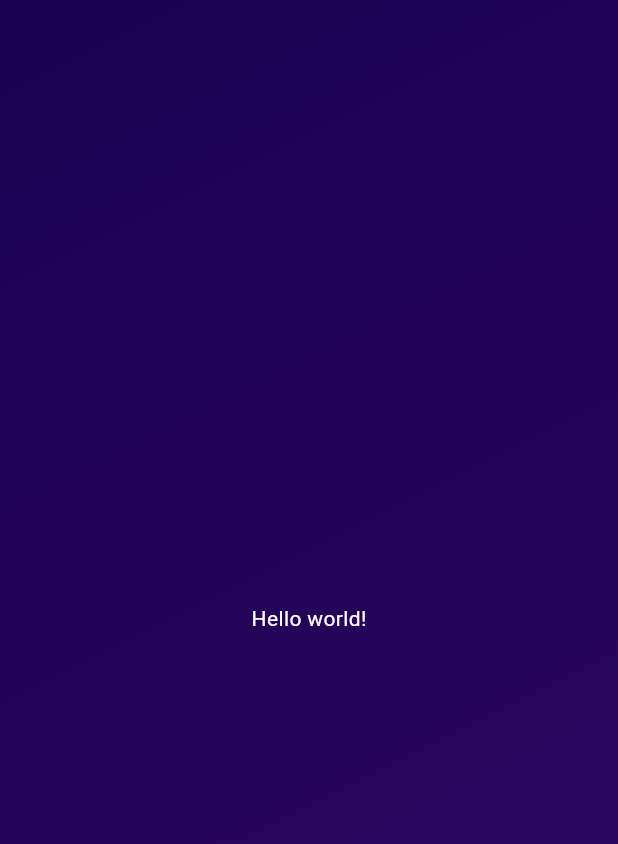
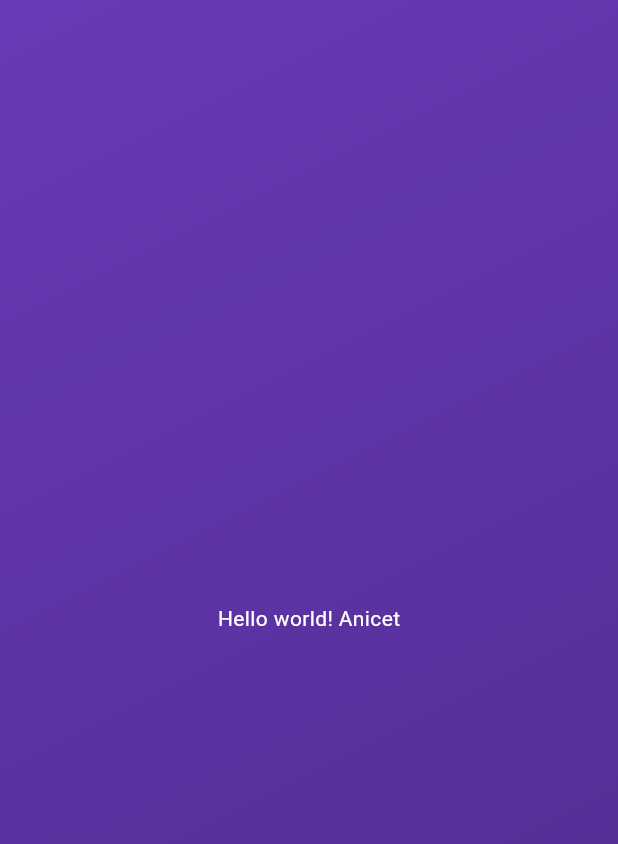
Before and after one commit to AnicetFantomas/Basics, a Flutter app: the screen it shows after launch, on a phone screen of 412 x 824 dp. Shown: the top 844 px of the screen. Run offline on Flutter 3.47's test engine with Material 3 defaults, Android fonts, the phone set to English and light mode, and no system bars.

Commit message:
Add arguments variables

```diff
--- a/lib/gradient_container.dart
+++ b/lib/gradient_container.dart
@@ -5,23 +5,46 @@ const startAlignment = Alignment.topLeft;
 const  endAlignment = Alignment.bottomRight;
 
 class GradientContainer  extends StatelessWidget {
-  const GradientContainer({super.key});
+  const GradientContainer(this.color1, this.color2, {super.key});
+
+  final Color color1;
+  final Color color2;
+
   @override
   Widget build(context) {
     return  Container(
-          decoration:  const BoxDecoration(
+          decoration:   BoxDecoration(
             gradient: LinearGradient(
-              colors: [
-                Color.fromARGB(255, 26, 2, 80),
-                Color.fromARGB(255, 45, 7, 98)
-              ],
+              colors:[color1, color2],
               begin: startAlignment,
               end: endAlignment,
             )
           ),
           child: const Center(
-            child: StyledText('Hello world!'),
+            child: StyledText('Hello world! Anicet'),
           ),
         );
   }
 }
+
+// class GradientContainer  extends StatelessWidget {
+//   const GradientContainer( {super.key, required this.colors});
+
+//   final List<Color> colors;
+
+//   @override
+//   Widget build(context) {
+//     return  Container(
+//           decoration:   BoxDecoration(
+//             gradient: LinearGradient(
+//               colors:colors,
+//               begin: startAlignment,
+//               end: endAlignment,
+//             )
+//           ),
+//           child: const Center(
+//             child: StyledText('Hello world! Anicet'),
+//           ),
+//         );
+//   }
+// }
--- a/lib/main.dart
+++ b/lib/main.dart
@@ -5,10 +5,12 @@ import 'package:first_app/gradient_container.dart';
 void main() {
   // this is how a function is called
   runApp(
-     const MaterialApp(
+    const MaterialApp(
       home: Scaffold(
-        body: GradientContainer()
-      ),
+          body: GradientContainer(
+        Color.fromARGB(255, 103, 58, 183),
+        Color.fromARGB(255, 79, 43, 139),
+      )),
     ),
   );
 }
```
